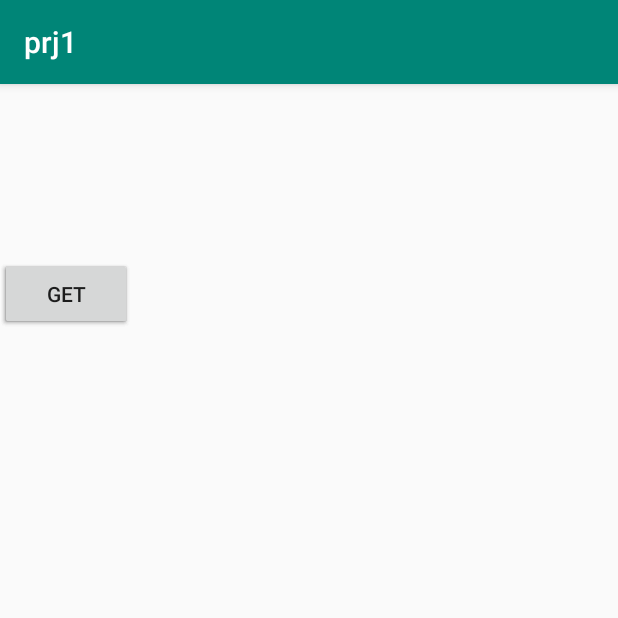
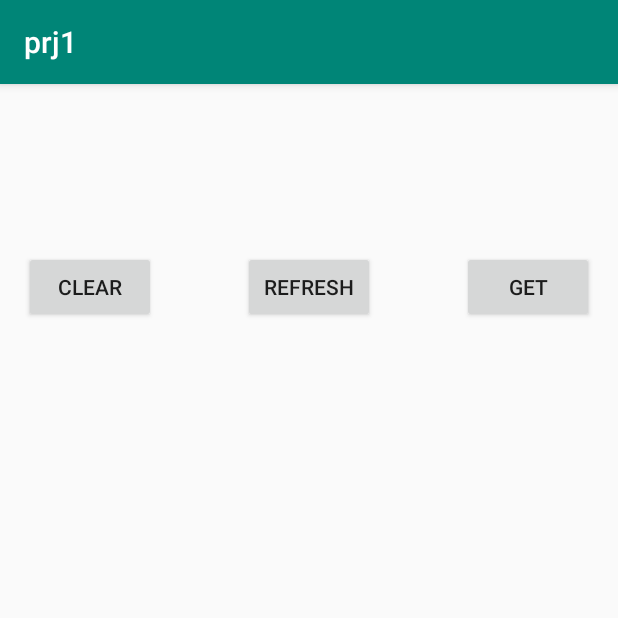
Before and after one commit to sinabolouki/mobileProgramming_1, an Android app: the screen it shows after launch (MainActivity), on a phone screen of 412 x 824 dp, the top half of it. Run offline under Robolectric (Android 15) with nearby library versions, the phone set to English and light mode, and no system bars.

Commit message:
some little bugs of UI fixed.

```diff
--- a/app/src/main/res/layout/activity_main.xml
+++ b/app/src/main/res/layout/activity_main.xml
@@ -9,7 +9,7 @@
     <LinearLayout
         android:id="@+id/linearLayout"
         android:layout_width="350dp"
-        android:layout_height="500dp"
+        android:layout_height="505dp"
         android:layout_marginStart="16dp"
         android:layout_marginLeft="16dp"
         android:layout_marginEnd="16dp"
@@ -25,13 +25,15 @@
         android:id="@+id/button4"
         android:layout_width="wrap_content"
         android:layout_height="wrap_content"
+        android:layout_marginStart="16dp"
+        android:layout_marginLeft="16dp"
         android:layout_marginTop="16dp"
         android:layout_marginBottom="16dp"
         android:text="@string/clear_button"
         app:layout_constraintBottom_toTopOf="@+id/linearLayout"
+        app:layout_constraintStart_toStartOf="parent"
         app:layout_constraintTop_toTopOf="parent"
-        app:layout_constraintVertical_bias="0.804"
-        tools:layout_editor_absoluteX="30dp" />
+        app:layout_constraintVertical_bias="0.804" />
 
     <Button
         android:id="@+id/button6"
@@ -55,11 +57,13 @@
         android:layout_width="wrap_content"
         android:layout_height="wrap_content"
         android:layout_marginTop="16dp"
+        android:layout_marginEnd="16dp"
+        android:layout_marginRight="16dp"
         android:layout_marginBottom="16dp"
         android:text="@string/get_button"
         app:layout_constraintBottom_toTopOf="@+id/linearLayout"
+        app:layout_constraintEnd_toEndOf="parent"
         app:layout_constraintTop_toTopOf="parent"
-        app:layout_constraintVertical_bias="0.804"
-        tools:layout_editor_absoluteX="292dp" />
+        app:layout_constraintVertical_bias="0.804" />
 
 </android.support.constraint.ConstraintLayout>
```
